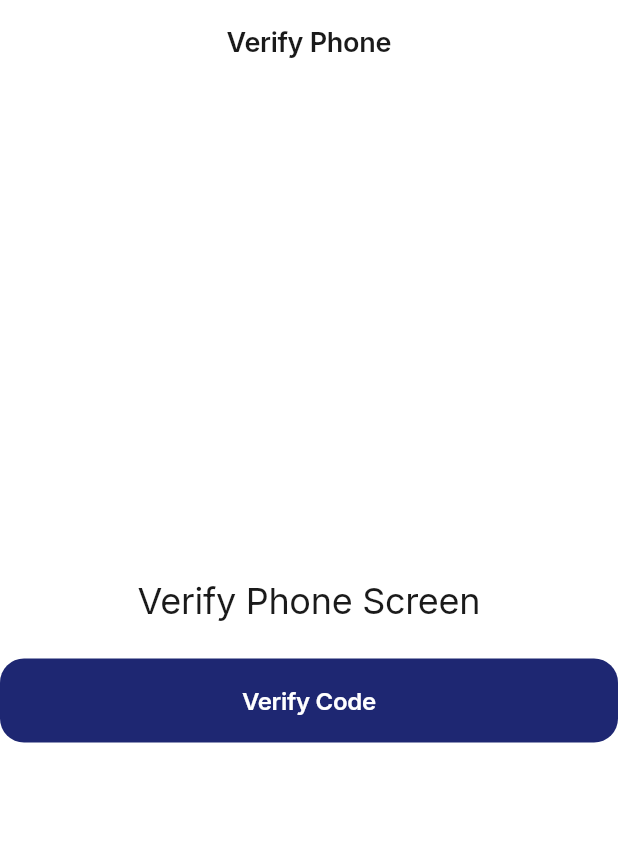
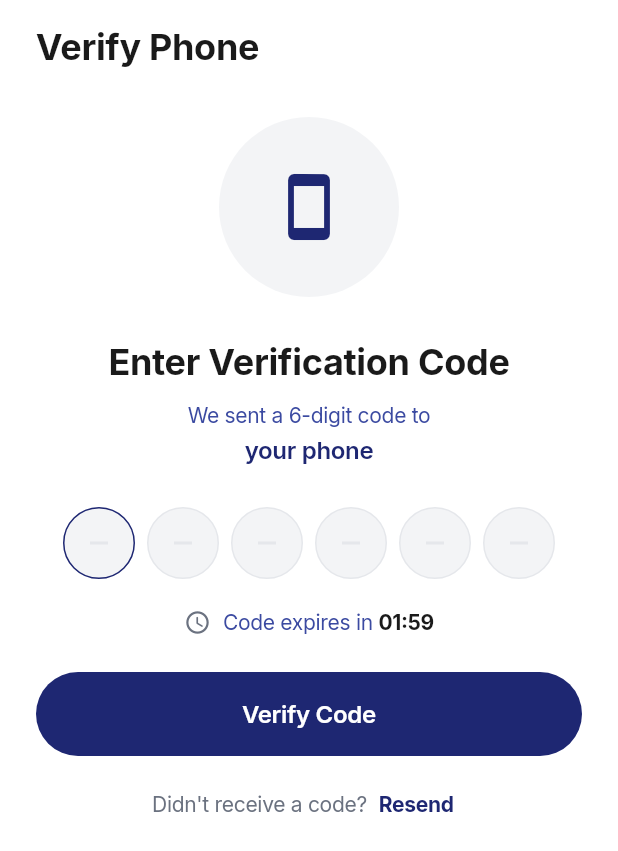
Before and after one commit to engEugene/fundi-connect, a Flutter app: the VerifyPhoneScreen screen opened by its route, on a phone screen of 412 x 824 dp. Shown: the top 851 px of the screen. Run offline on Flutter 3.47's test engine with Material 3 defaults, Android fonts, the phone set to English and light mode, and no system bars; our stand-ins replace firebase_core, flutter_riverpod, flutter_svg, go_router, google_fonts; accounts and stored records are empty.

Commit message:
Rebuild verify phone screen with OTP input
Six boxes, not the four in the mock, because Firebase phone auth sends six
digit codes. The boxes are drawn over a single hidden field so paste and Android
SMS auto-retrieval both still work; six separate fields would break them.

```diff
--- a/lib/features/auth/screens/verify_phone_screen.dart
+++ b/lib/features/auth/screens/verify_phone_screen.dart
@@ -1,25 +1,145 @@
 import 'package:flutter/material.dart';
+import 'package:flutter_riverpod/flutter_riverpod.dart';
 import 'package:go_router/go_router.dart';
 
 import '../../../config/routes/route_names.dart';
+import '../../../config/theme/app_colors.dart';
+import '../../../config/theme/app_text_styles.dart';
+import '../domain/validators.dart';
+import '../providers/auth_forms_provider.dart';
+import '../widgets/auth_fields.dart';
+import '../widgets/auth_widgets.dart';
 
-/// Owner: Auth team (Feature 2)
-class VerifyPhoneScreen extends StatelessWidget {
-  const VerifyPhoneScreen({super.key});
+// 6 boxes bcs firebase sends 6 digit codes, not 4 like the design
+class VerifyPhoneScreen extends ConsumerStatefulWidget {
+  const VerifyPhoneScreen({super.key, this.dialCode, this.localPhoneNumber});
+
+  final String? dialCode;
+  final String? localPhoneNumber;
+
+  @override
+  ConsumerState<VerifyPhoneScreen> createState() => _VerifyPhoneState();
+}
+
+class _VerifyPhoneState extends ConsumerState<VerifyPhoneScreen> {
+  final _code = TextEditingController();
+  final _codeFocus = FocusNode();
+
+  @override
+  void initState() {
+    super.initState();
+    WidgetsBinding.instance.addPostFrameCallback((_) {
+      if (mounted) _codeFocus.requestFocus();
+    });
+  }
+
+  @override
+  void dispose() {
+    _code.dispose();
+    _codeFocus.dispose();
+    super.dispose();
+  }
+
+  Future<void> _verify() async {
+    FocusScope.of(context).unfocus();
+    final ok = await ref
+        .read(verifyPhoneProvider.notifier)
+        .verifyCode(_code.text);
+    if (!mounted || !ok) return;
+    // clear the auth stack after sign-up
+    context.go(RouteNames.home);
+  }
+
+  Future<void> _resend() async {
+    await ref.read(verifyPhoneProvider.notifier).resendCode();
+    if (!mounted) return;
+    _code.clear();
+    _codeFocus.requestFocus();
+    ScaffoldMessenger.of(
+      context,
+    ).showSnackBar(const SnackBar(content: Text('A new code is on its way.')));
+  }
 
   @override
   Widget build(BuildContext context) {
+    final state = ref.watch(verifyPhoneProvider);
+    final phone = widget.localPhoneNumber;
+    final label = phone == null
+        ? 'your phone'
+        : Validators.maskPhone(
+            widget.dialCode ?? Validators.defaultDialCode,
+            phone,
+          );
+
     return Scaffold(
-      appBar: AppBar(title: const Text('Verify Phone')),
-      body: Center(
-        child: Column(
-          mainAxisAlignment: MainAxisAlignment.center,
+      body: SafeArea(
+        child: ListView(
+          padding: AuthStyles.pagePadding.copyWith(top: 16, bottom: 32),
           children: [
-            const Text('Verify Phone Screen', style: TextStyle(fontSize: 24)),
+            const AuthHeader(title: 'Verify Phone'),
+            const SizedBox(height: 32),
+            Center(
+              child: Container(
+                width: 120,
+                height: 120,
+                decoration: const BoxDecoration(
+                  color: AppColors.tertiary,
+                  shape: BoxShape.circle,
+                ),
+                child: const Icon(
+                  Icons.smartphone_outlined,
+                  size: 48,
+                  color: AppColors.primary,
+                ),
+              ),
+            ),
+            const SizedBox(height: 28),
+            Text(
+              'Enter Verification Code',
+              textAlign: TextAlign.center,
+              style: AppTextStyles.headlineMedium,
+            ),
+            const SizedBox(height: 12),
+            Text(
+              'We sent a ${Validators.otpLength}-digit code to',
+              textAlign: TextAlign.center,
+              style: AppTextStyles.bodyMedium.copyWith(
+                color: AppColors.primaryLight,
+              ),
+            ),
+            const SizedBox(height: 4),
+            Text(
+              label,
+              textAlign: TextAlign.center,
+              style: AppTextStyles.titleMedium.copyWith(
+                color: AppColors.primary,
+              ),
+            ),
+            const SizedBox(height: 28),
+            OtpInput(
+              controller: _code,
+              focusNode: _codeFocus,
+              length: Validators.otpLength,
+              hasError: state.error != null,
+              enabled: !state.submitting,
+              onCompleted: (_) => _verify(),
+            ),
+            const SizedBox(height: 20),
+            _ExpiryRow(state: state),
             const SizedBox(height: 24),
-            ElevatedButton(
-              onPressed: () => context.go(RouteNames.home),
-              child: const Text('Verify Code'),
+            FormErrorBanner(message: state.error),
+            AuthSubmitButton(
+              label: 'Verify Code',
+              loading: state.submitting,
+              enabled: !state.resending,
+              onPressed: _verify,
+            ),
+            const SizedBox(height: 8),
+            AuthFooterPrompt(
+              question: "Didn't receive a code?",
+              actionLabel: state.resending ? 'Sending…' : 'Resend',
+              // can't resend till timer's up, firebase charges per sms
+              onPressed: state.canResend ? _resend : null,
             ),
           ],
         ),
@@ -27,3 +147,43 @@ class VerifyPhoneScreen extends StatelessWidget {
     );
   }
 }
+
+class _ExpiryRow extends StatelessWidget {
+  const _ExpiryRow({required this.state});
+
+  final VerifyPhoneState state;
+
+  @override
+  Widget build(BuildContext context) {
+    final expired = state.expired;
+    return Row(
+      mainAxisAlignment: MainAxisAlignment.center,
+      children: [
+        Icon(
+          expired ? Icons.timer_off_outlined : Icons.access_time_rounded,
+          size: 18,
+          color: expired ? AppColors.error : AppColors.textSecondary,
+        ),
+        const SizedBox(width: 8),
+        Text.rich(
+          TextSpan(
+            text: expired ? 'Code expired' : 'Code expires in ',
+            style: AppTextStyles.bodyMedium.copyWith(
+              color: expired ? AppColors.error : AppColors.primaryLight,
+            ),
+            children: [
+              if (!expired)
+                TextSpan(
+                  text: state.countdownLabel,
+                  style: AppTextStyles.bodyMedium.copyWith(
+                    color: AppColors.textPrimary,
+                    fontWeight: FontWeight.w700,
+                  ),
+                ),
+            ],
+          ),
+        ),
+      ],
+    );
+  }
+}
```
